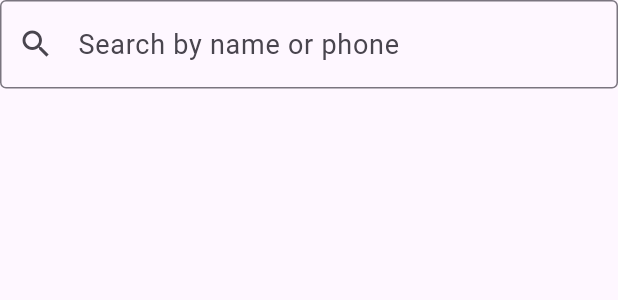
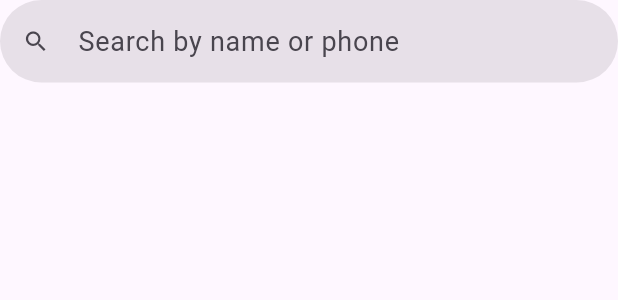
Before and after one commit to 0kuninotokotachi/SariSari-Ledger, a Flutter app: the CustomerSearchBar widget shown alone on an empty page, opened directly with empty values, on a phone screen of 412 x 824 dp. Shown: the top 300 px of the screen. Run offline on Flutter 3.47's test engine with Material 3 defaults, Android fonts, the phone set to English and light mode, and no system bars; our stand-ins replace isar_community; accounts and stored records are empty; generated files the repository leaves out were written again.

Commit message:
Restyle the customer search box as a rounded pill
Google-style rounded search field with a filled background and
slightly shorter height than the previous stock-outlined TextField.

Co-Authored-By: Claude Sonnet 5 <noreply@anthropic.com>

```diff
--- a/lib/widgets/customer_search_bar.dart
+++ b/lib/widgets/customer_search_bar.dart
@@ -49,13 +49,15 @@ class _CustomerSearchBarState extends State<CustomerSearchBar> {
     return ValueListenableBuilder<TextEditingValue>(
       valueListenable: _controller,
       builder: (context, value, _) {
+        final colorScheme = Theme.of(context).colorScheme;
         return TextField(
           controller: _controller,
           onChanged: widget.onChanged,
           style: const TextStyle(fontSize: 18),
+          textAlignVertical: TextAlignVertical.center,
           decoration: InputDecoration(
             hintText: 'Search by name or phone',
-            prefixIcon: const Icon(Icons.search),
+            prefixIcon: Icon(Icons.search, color: colorScheme.onSurfaceVariant),
             suffixIcon: value.text.isEmpty
                 ? null
                 : IconButton(
@@ -63,7 +65,22 @@ class _CustomerSearchBarState extends State<CustomerSearchBar> {
                     tooltip: 'Clear search',
                     onPressed: _clear,
                   ),
-            border: const OutlineInputBorder(),
+            filled: true,
+            fillColor: colorScheme.surfaceContainerHighest,
+            isDense: true,
+            contentPadding: const EdgeInsets.symmetric(vertical: 14, horizontal: 20),
+            border: OutlineInputBorder(
+              borderRadius: BorderRadius.circular(28),
+              borderSide: BorderSide.none,
+            ),
+            enabledBorder: OutlineInputBorder(
+              borderRadius: BorderRadius.circular(28),
+              borderSide: BorderSide.none,
+            ),
+            focusedBorder: OutlineInputBorder(
+              borderRadius: BorderRadius.circular(28),
+              borderSide: BorderSide(color: colorScheme.primary, width: 1.5),
+            ),
           ),
         );
       },
```
Also changed, not shown: 1 other file.
